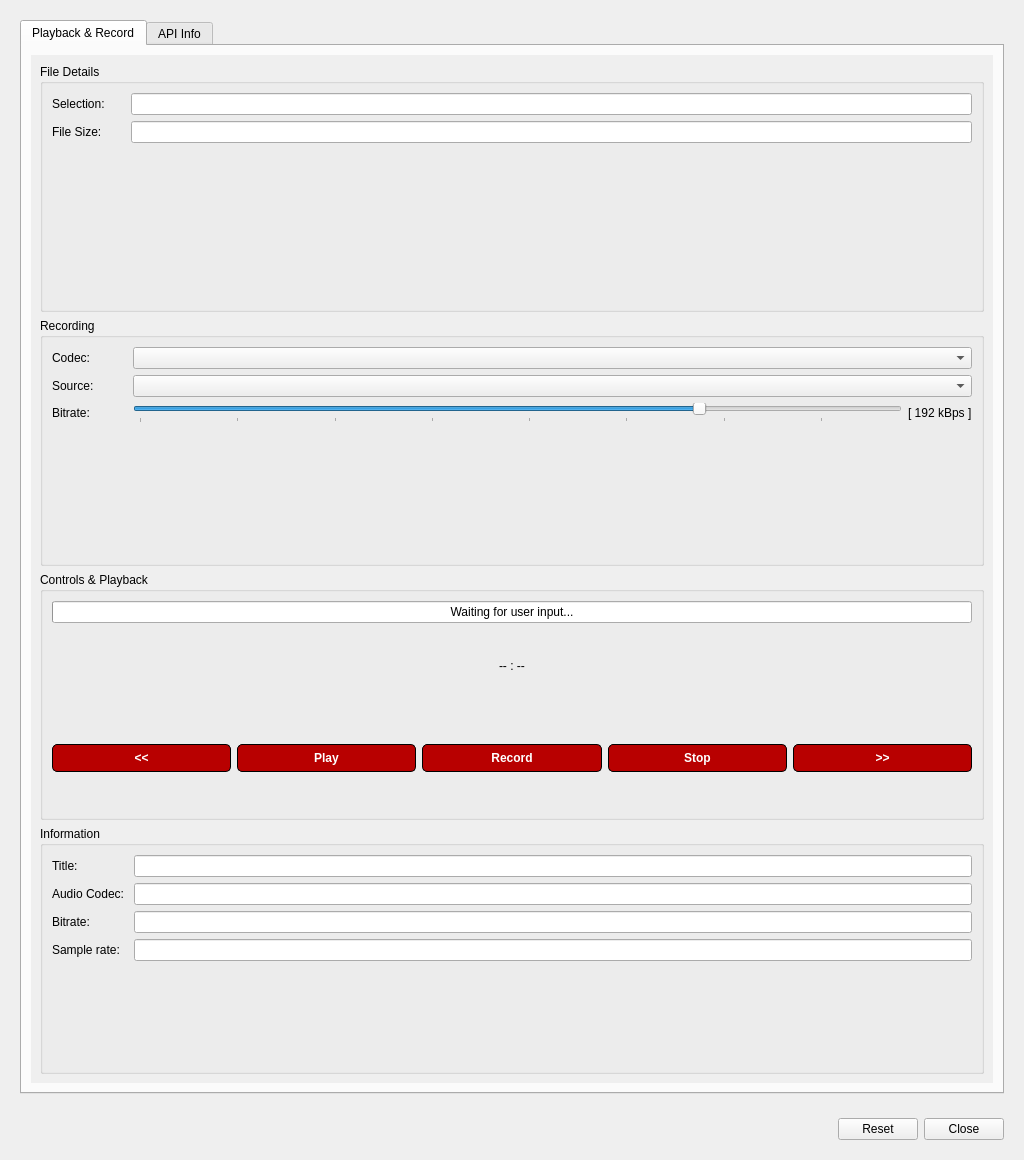
Old version of the form src/ui/gkaudioplaydialog.ui in the repository GekkoFyre/small-world-deluxe.
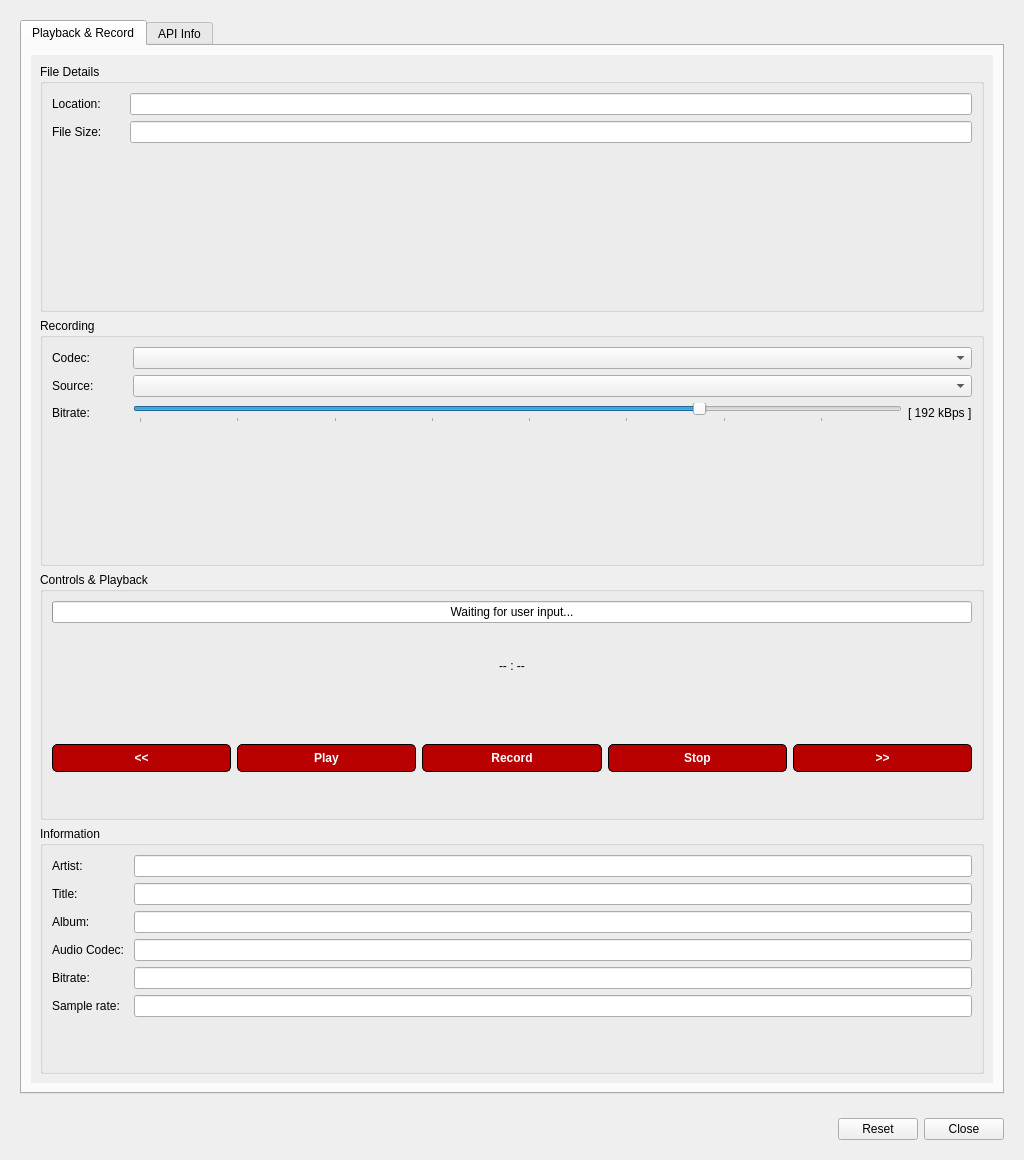
New version of the form.

Commit message: * We now have the beginnings of TagLib working in the Audio Playback/Recording dialog. More work needs to be done though to reach full functionality and user friendliness.

```diff
--- a/src/ui/gkaudioplaydialog.ui
+++ b/src/ui/gkaudioplaydialog.ui
@@ -62,7 +62,7 @@
                <x>0</x>
                <y>0</y>
                <width>884</width>
-               <height>1026</height>
+               <height>1140</height>
               </rect>
              </property>
              <layout class="QVBoxLayout" name="verticalLayout_4">
@@ -75,7 +75,7 @@
                  <item row="0" column="0">
                   <widget class="QLabel" name="label_playback_file_loc">
                    <property name="text">
-                    <string>Selection:      </string>
+                    <string>Location:       </string>
                    </property>
                   </widget>
                  </item>
@@ -478,62 +478,82 @@
                  <string>Information</string>
                 </property>
                 <layout class="QFormLayout" name="formLayout_2">
-                 <item row="0" column="0">
+                 <item row="1" column="0">
                   <widget class="QLabel" name="label_playback_file_name">
                    <property name="text">
                     <string>Title: </string>
                    </property>
                   </widget>
                  </item>
-                 <item row="0" column="1">
-                  <widget class="QLineEdit" name="lineEdit_playback_file_name">
+                 <item row="1" column="1">
+                  <widget class="QLineEdit" name="lineEdit_playback_title">
                    <property name="readOnly">
                     <bool>true</bool>
                    </property>
                   </widget>
                  </item>
-                 <item row="1" column="0">
+                 <item row="3" column="0">
                   <widget class="QLabel" name="label_playback_audio_codec">
                    <property name="text">
                     <string>Audio Codec: </string>
                    </property>
                   </widget>
                  </item>
-                 <item row="1" column="1">
+                 <item row="3" column="1">
                   <widget class="QLineEdit" name="lineEdit_playback_audio_codec">
                    <property name="readOnly">
                     <bool>true</bool>
                    </property>
                   </widget>
                  </item>
-                 <item row="2" column="0">
+                 <item row="4" column="0">
                   <widget class="QLabel" name="label_playback_bitrate">
                    <property name="text">
                     <string>Bitrate: </string>
                    </property>
                   </widget>
                  </item>
-                 <item row="2" column="1">
+                 <item row="4" column="1">
                   <widget class="QLineEdit" name="lineEdit_playback_bitrate">
                    <property name="readOnly">
                     <bool>true</bool>
                    </property>
                   </widget>
                  </item>
-                 <item row="3" column="0">
+                 <item row="5" column="0">
                   <widget class="QLabel" name="label_playback_sample_rate">
                    <property name="text">
                     <string>Sample rate: </string>
                    </property>
                   </widget>
                  </item>
-                 <item row="3" column="1">
+                 <item row="5" column="1">
                   <widget class="QLineEdit" name="lineEdit_playback_sample_rate">
                    <property name="readOnly">
                     <bool>true</bool>
                    </property>
                   </widget>
                  </item>
+                 <item row="0" column="0">
+                  <widget class="QLabel" name="label_playback_artist">
+                   <property name="text">
+                    <string>Artist: </string>
+                   </property>
+                  </widget>
+                 </item>
+                 <item row="0" column="1">
+                  <widget class="QLineEdit" name="lineEdit_playback_artist"/>
+                 </item>
+                 <item row="2" column="0">
+                  <widget class="QLabel" name="label_playback_album">
+                   <property name="text">
+                    <string>Album: </string>
+                   </property>
+                  </widget>
+                 </item>
+                 <item row="2" column="1">
+                  <widget class="QLineEdit" name="lineEdit_playback_album"/>
+                 </item>
                 </layout>
                </widget>
               </item>
```
The commit also changes 11 other files.
